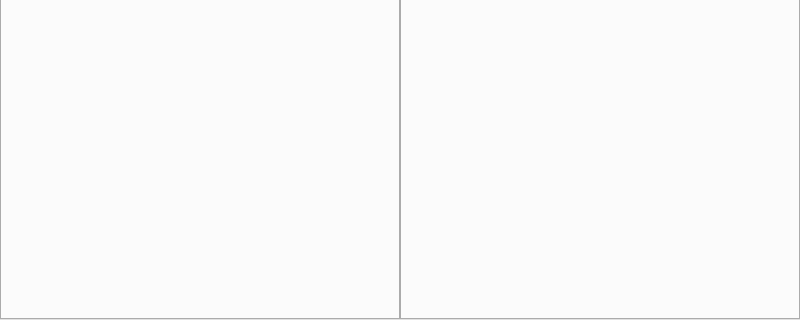
The window that total-finder/main_window.ui (vlanse/tf) describes before a commit, drawn with Qt 5; both pictures show x 0 to 800 and y 280 to 600 of the 800 by 600 pixel window.
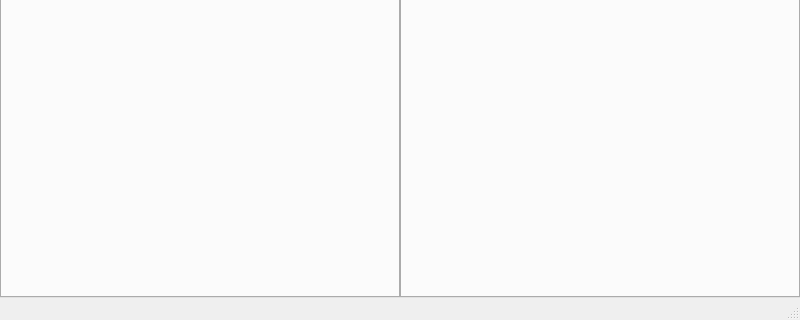
The same window after the commit. Custom widgets are drawn as their Qt base class.

The edit to the form file:
```diff
--- a/total-finder/main_window.ui
+++ b/total-finder/main_window.ui
@@ -172,6 +172,7 @@
    <addaction name="menuTF"/>
    <addaction name="menuHelp"/>
   </widget>
+  <widget class="QStatusBar" name="statusBar"/>
   <action name="actionSettings">
    <property name="text">
     <string>Preferences</string>
```
